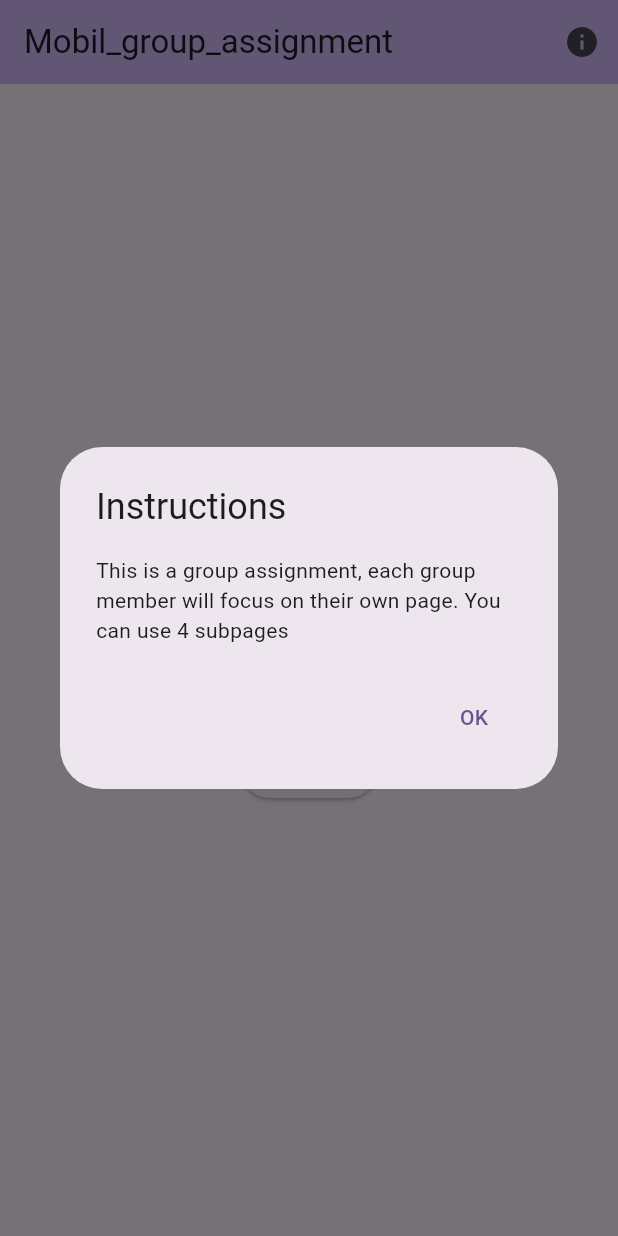
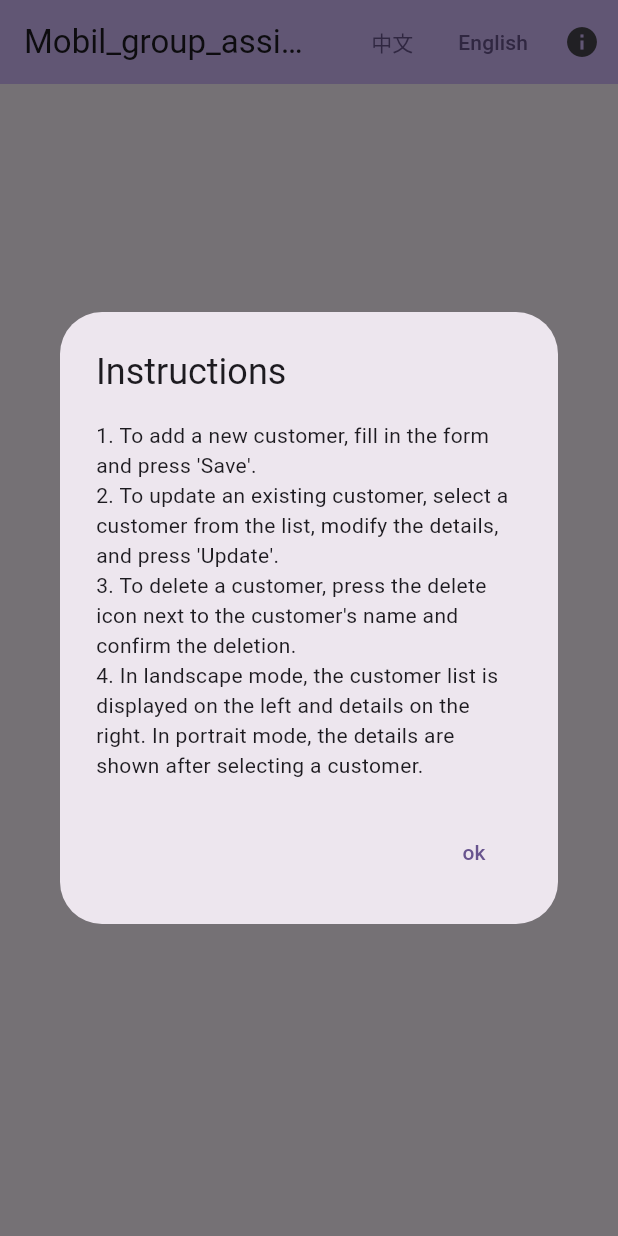
Before and after one commit to Wang0944/mobil_group_assignment, a Flutter app: the screen it shows after launch, after a tap on the "info" icon, on a phone screen of 412 x 824 dp. Run offline on Flutter 3.47's test engine with Material 3 defaults, Android fonts, the phone set to English and light mode, and no system bars; our stand-ins replace floor, shared_preferences, sqflite; accounts and stored records are empty; generated files the repository leaves out were written again.

Commit message:
update customer page international language change

```diff
--- /dev/null
+++ b/lib/app_localizations.dart
@@ -0,0 +1,48 @@
+import 'dart:convert';
+import 'package:flutter/material.dart';
+import 'package:flutter/services.dart';
+
+class AppLocalizations {
+  final Locale locale;
+  static Map<String, String>? _localizedStrings;
+
+  AppLocalizations(this.locale);
+
+  static AppLocalizations of(BuildContext context) {
+    return Localizations.of<AppLocalizations>(context, AppLocalizations)!;
+  }
+
+  static const LocalizationsDelegate<AppLocalizations> delegate = _AppLocalizationsDelegate();
+
+  Future<bool> load() async {
+    String jsonString = await rootBundle.loadString('assets/translation/intl_${locale.languageCode}.json');
+    Map<String, dynamic> jsonMap = json.decode(jsonString);
+    _localizedStrings = jsonMap.map((key, value) {
+      return MapEntry(key, value.toString());
+    });
+    return true;
+  }
+
+  String translate(String key) {
+    return _localizedStrings![key] ?? key;
+  }
+}
+
+class _AppLocalizationsDelegate extends LocalizationsDelegate<AppLocalizations> {
+  const _AppLocalizationsDelegate();
+
+  @override
+  bool isSupported(Locale locale) {
+    return ['en', 'zh'].contains(locale.languageCode);
+  }
+
+  @override
+  Future<AppLocalizations> load(Locale locale) async {
+    AppLocalizations localizations = AppLocalizations(locale);
+    await localizations.load();
+    return localizations;
+  }
+
+  @override
+  bool shouldReload(_AppLocalizationsDelegate old) => false;
+}
--- a/lib/customer_page.dart
+++ b/lib/customer_page.dart
@@ -1,4 +1,5 @@
 import 'package:flutter/material.dart';
+import 'app_localizations.dart'; // 导入本地化类
 import 'customer_database.dart';
 import 'package:shared_preferences/shared_preferences.dart';
 import 'package:floor/floor.dart';
@@ -7,7 +8,9 @@ import 'package:sqflite/sqflite.dart' as sqflite;
 import 'dart:async';
 
 class CustomerPage extends StatefulWidget {
-  const CustomerPage({super.key});
+  final Function(Locale) setLocale;
+
+  const CustomerPage({super.key, required this.setLocale});
 
   @override
   _CustomerPageState createState() => _CustomerPageState();
@@ -43,19 +46,19 @@ class _CustomerPageState extends State<CustomerPage> {
   Future<void> insertCustomer(BuildContext context, Customer customer) async {
     await database.customerDao.insertCustomer(customer);
     loadCustomers();
-    showSnackbar(context, 'Customer added successfully');
+    showSnackbar(context, AppLocalizations.of(context).translate('customer_added'));
   }
 
   Future<void> updateCustomer(BuildContext context, Customer customer) async {
     await database.customerDao.updateCustomer(customer);
     loadCustomers();
-    showSnackbar(context, 'Customer updated successfully');
+    showSnackbar(context, AppLocalizations.of(context).translate('customer_updated'));
   }
 
   Future<void> deleteCustomer(BuildContext context, Customer customer) async {
     await database.customerDao.deleteCustomer(customer);
     loadCustomers();
-    showSnackbar(context, 'Customer deleted successfully');
+    showSnackbar(context, AppLocalizations.of(context).translate('customer_deleted'));
   }
 
   Future<void> savePreferences(Customer customer) async {
@@ -101,17 +104,17 @@ class _CustomerPageState extends State<CustomerPage> {
       context: context,
       builder: (BuildContext context) {
         return AlertDialog(
-          title: const Text('Delete Customer'),
-          content: const Text('Are you sure you want to delete this customer?'),
+          title: Text(AppLocalizations.of(context).translate('delete_customer')),
+          content: Text(AppLocalizations.of(context).translate('confirm_delete')),
           actions: [
             TextButton(
-              child: const Text('No'),
+              child: Text(AppLocalizations.of(context).translate('no')),
               onPressed: () {
                 Navigator.of(context).pop();
               },
             ),
             TextButton(
-              child: const Text('Yes'),
+              child: Text(AppLocalizations.of(context).translate('yes')),
               onPressed: () async {
                 await deleteCustomer(context, customer);
                 Navigator.of(context).pop();
@@ -130,8 +133,20 @@ class _CustomerPageState extends State<CustomerPage> {
 
     return Scaffold(
       appBar: AppBar(
-        title: const Text('Customer Page'),
+        title: Text(AppLocalizations.of(context).translate('customer_page')),
         actions: [
+          TextButton(
+            child: Text('中文'),
+            onPressed: () {
+              widget.setLocale(Locale('zh'));
+            },
+          ),
+          TextButton(
+            child: Text('English'),
+            onPressed: () {
+              widget.setLocale(Locale('en'));
+            },
+          ),
           IconButton(
             icon: const Icon(Icons.info),
             onPressed: () {
@@ -139,11 +154,11 @@ class _CustomerPageState extends State<CustomerPage> {
                 context: context,
                 builder: (BuildContext context) {
                   return AlertDialog(
-                    title: const Text('Instructions'),
-                    content: const Text('This is the customer page, you can add, modify, and delete users'),
+                    title: Text(AppLocalizations.of(context).translate('instructions')),
+                    content: Text(AppLocalizations.of(context).translate('instructions_content')),
                     actions: [
                       TextButton(
-                        child: const Text('OK'),
+                        child: Text(AppLocalizations.of(context).translate('ok')),
                         onPressed: () {
                           Navigator.of(context).pop();
                         },
@@ -227,7 +242,7 @@ class _CustomerPageState extends State<CustomerPage> {
             selectedCustomer = null;
           });
         }),
-        title: const Text('Customer Details'),
+        title: Text(AppLocalizations.of(context).translate('customer_details')),
       )
           : null,
       body: Padding(
@@ -242,24 +257,24 @@ class _CustomerPageState extends State<CustomerPage> {
       children: [
         TextField(
           controller: firstNameController,
-          decoration: const InputDecoration(labelText: 'First Name'),
+          decoration: InputDecoration(labelText: AppLocalizations.of(context).translate('first_name')),
         ),
         TextField(
           controller: lastNameController,
-          decoration: const InputDecoration(labelText: 'Last Name'),
+          decoration: InputDecoration(labelText: AppLocalizations.of(context).translate('last_name')),
         ),
         TextField(
           controller: addressController,
-          decoration: const InputDecoration(labelText: 'Address'),
+          decoration: InputDecoration(labelText: AppLocalizations.of(context).translate('address')),
         ),
         TextField(
           controller: birthdayController,
-          decoration: const InputDecoration(labelText: 'Birthday'),
+          decoration: InputDecoration(labelText: AppLocalizations.of(context).translate('birthday')),
         ),
         Row(
           children: [
             ElevatedButton(
-              child: const Text('Save'),
+              child: Text(AppLocalizations.of(context).translate('save')),
               onPressed: () async {
                 if (firstNameController.text.isNotEmpty &&
                     lastNameController.text.isNotEmpty &&
@@ -275,13 +290,13 @@ class _CustomerPageState extends State<CustomerPage> {
                   savePreferences(newCustomer);
                   clearForm();
                 } else {
-                  showSnackbar(context, 'All fields are required!');
+                  showSnackbar(context, AppLocalizations.of(context).translate('all_fields_required'));
                 }
               },
             ),
             const SizedBox(width: 8),
             ElevatedButton(
-              child: const Text('Update'),
+              child: Text(AppLocalizations.of(context).translate('update')),
               onPressed: () async {
                 if (firstNameController.text.isNotEmpty &&
                     lastNameController.text.isNotEmpty &&
@@ -297,7 +312,7 @@ class _CustomerPageState extends State<CustomerPage> {
                   await updateCustomer(context, updatedCustomer);
                   clearForm();
                 } else {
-                  showSnackbar(context, 'All fields are required!');
+                  showSnackbar(context, AppLocalizations.of(context).translate('all_fields_required'));
                 }
               },
             ),
--- a/lib/main.dart
+++ b/lib/main.dart
@@ -1,30 +1,59 @@
 import 'package:flutter/material.dart';
-import 'package:mobil_group/customer_page.dart';
+import 'package:flutter_localizations/flutter_localizations.dart';
+import 'customer_page.dart';
+import 'app_localizations.dart';
 
 void main() {
-  runApp(const MyApp());
+  runApp(MyApp());
 }
 
-class MyApp extends StatelessWidget {
+class MyApp extends StatefulWidget {
   const MyApp({super.key});
+
+  @override
+  _MyAppState createState() => _MyAppState();
+}
+
+class _MyAppState extends State<MyApp> {
+  Locale _locale = const Locale('en'); // 默认语言
+
+  void _setLocale(Locale locale) {
+    setState(() {
+      _locale = locale;
+    });
+  }
 
   @override
   Widget build(BuildContext context) {
     return MaterialApp(
+      locale: _locale,
+      supportedLocales: [
+        const Locale('en', ''),
+        const Locale('zh', ''),
+      ],
+      localizationsDelegates: [
+        AppLocalizations.delegate,
+        GlobalMaterialLocalizations.delegate,
+        GlobalWidgetsLocalizations.delegate,
+      ],
       title: 'Mobil_group_assignment',
       theme: ThemeData(
         colorScheme: ColorScheme.fromSeed(seedColor: Colors.deepPurple),
         useMaterial3: true,
       ),
-      home: const MainPage(title: 'Mobil_group_assignment'),
+      home: MainPage(
+        title: 'Mobil_group_assignment',
+        setLocale: _setLocale,
+      ),
     );
   }
 }
 
 class MainPage extends StatefulWidget {
-  const MainPage({super.key, required this.title});
+  const MainPage({super.key, required this.title, required this.setLocale});
 
   final String title;
+  final Function(Locale) setLocale;
 
   @override
   State<MainPage> createState() => _MainPageState();
@@ -38,6 +67,18 @@
         backgroundColor: Theme.of(context).colorScheme.inversePrimary,
         title: Text(widget.title),
         actions: [
+          TextButton(
+            child: const Text('中文'),
+            onPressed: () {
+              widget.setLocale(const Locale('zh'));
+            },
+          ),
+          TextButton(
+            child: const Text('English'),
+            onPressed: () {
+              widget.setLocale(const Locale('en'));
+            },
+          ),
           IconButton(
             icon: const Icon(Icons.info),
             onPressed: () {
@@ -45,11 +86,11 @@
                 context: context,
                 builder: (BuildContext context) {
                   return AlertDialog(
-                    title: const Text('Instructions'),
-                    content: const Text('This is a group assignment, each group member will focus on their own page. You can use 4 subpages'),
+                    title: Text(AppLocalizations.of(context).translate('instructions')),
+                    content: Text(AppLocalizations.of(context).translate('instructions_content')),
                     actions: [
                       TextButton(
-                        child: const Text('OK'),
+                        child: Text(AppLocalizations.of(context).translate('ok')),
                         onPressed: () {
                           Navigator.of(context).pop();
                         },
@@ -67,11 +108,11 @@
           mainAxisAlignment: MainAxisAlignment.center,
           children: <Widget>[
             ElevatedButton(
-              child: const Text('Customer Page'),
+              child: Text(AppLocalizations.of(context).translate('customer_page')),
               onPressed: () {
                 Navigator.push(
                   context,
-                  MaterialPageRoute(builder: (context) => CustomerPage()),
+                  MaterialPageRoute(builder: (context) => CustomerPage(setLocale: widget.setLocale)),
                 );
               },
             ),
```
Also changed, not shown: assets/translation/intl_en.json (added, +20 -0 lines), assets/translation/intl_zh.json (added, +20 -0 lines), pubspec.yaml (+7 -2 lines), pubspec.lock.
